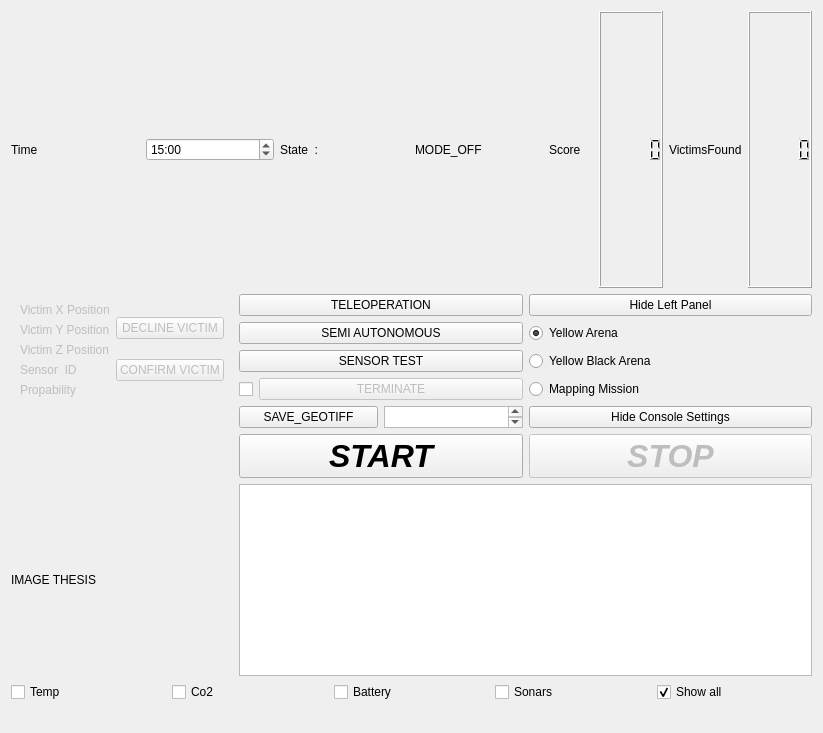
pandora-auth-ros-pkg/pandora_rqt_gui, file resources/StandarWidget.ui: the form before one commit.
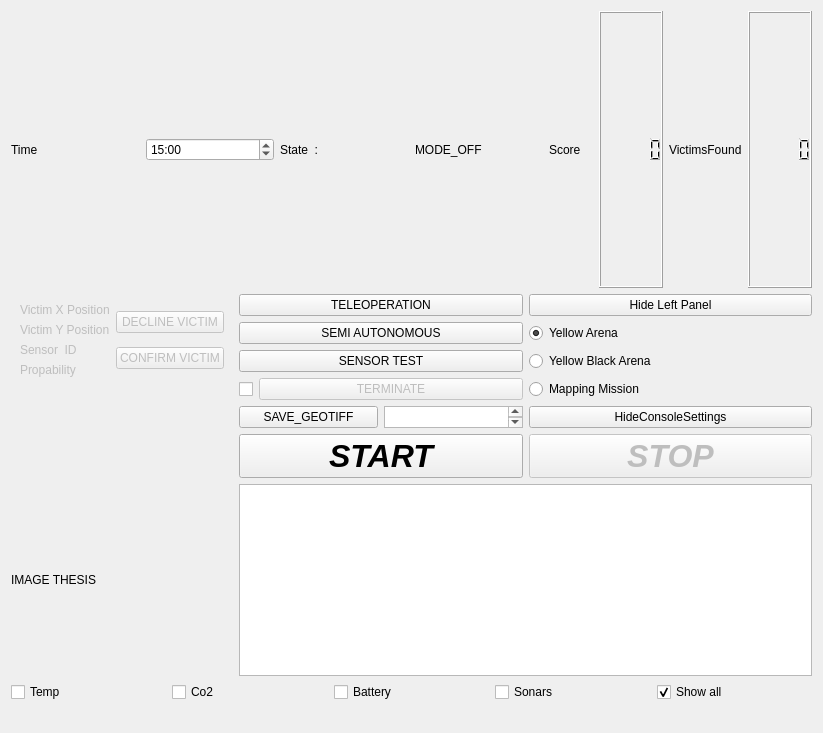
The form after the commit.

Commit message: Removed Z vrom vicim

```diff
--- a/resources/StandarWidget.ui
+++ b/resources/StandarWidget.ui
@@ -152,16 +152,6 @@
              </widget>
             </item>
             <item row="2" column="0">
-             <widget class="QLabel" name="victimz">
-              <property name="enabled">
-               <bool>false</bool>
-              </property>
-              <property name="text">
-               <string>Victim Z Position</string>
-              </property>
-             </widget>
-            </item>
-            <item row="3" column="0">
              <widget class="QLabel" name="sensorID">
               <property name="enabled">
                <bool>false</bool>
@@ -171,7 +161,7 @@
               </property>
              </widget>
             </item>
-            <item row="4" column="0">
+            <item row="3" column="0">
              <widget class="QLabel" name="probability">
               <property name="enabled">
                <bool>false</bool>
@@ -295,7 +285,7 @@
            <item row="6" column="2">
             <widget class="QPushButton" name="console_options_button">
              <property name="text">
-              <string>Hide Console Settings</string>
+              <string>HideConsoleSettings</string>
              </property>
             </widget>
            </item>
```
Left out of the diff: 4 changed lines with no effect on the pictures. The commit also changes 2 other files.
